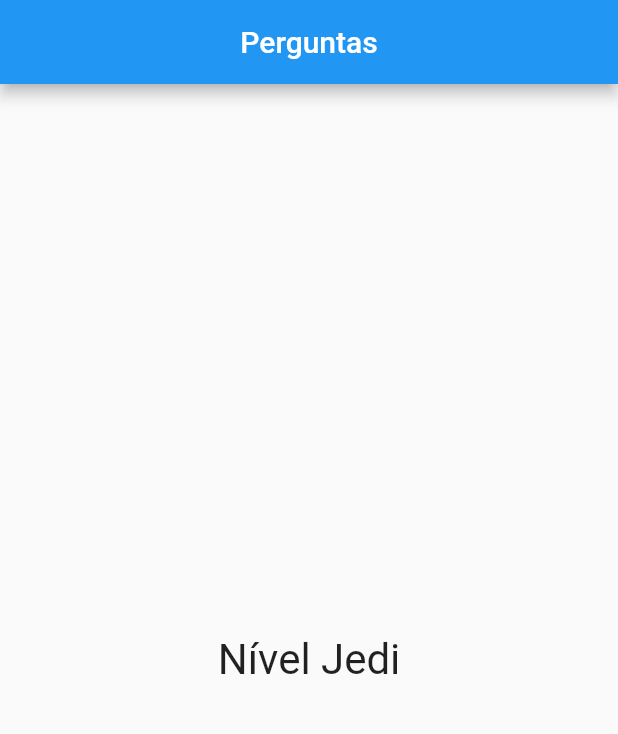
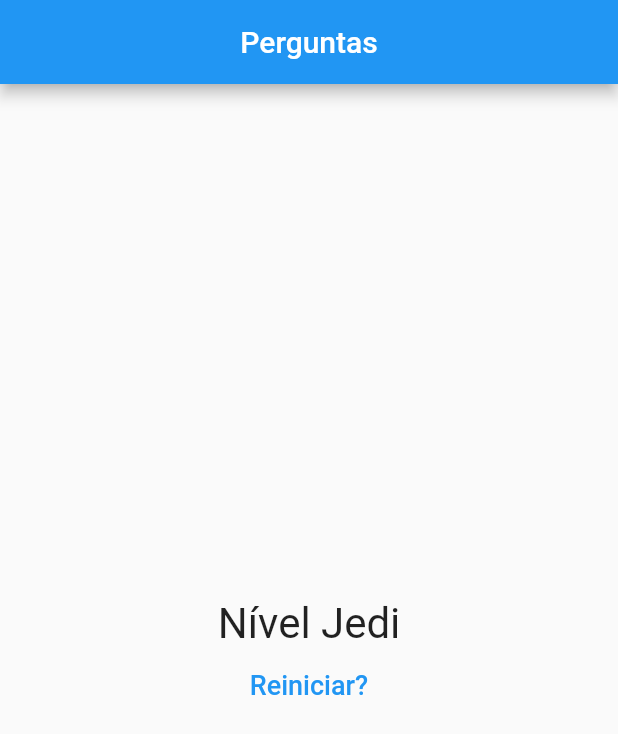
Before and after one commit to Souza83/projeto_perguntas, a Flutter app: the screen it shows after launch, after a tap on "Preto", after a tap on "Cobra", after a tap on "João", on a phone screen of 412 x 824 dp. Shown: the top 734 px of the screen. Run offline on Flutter 3.47's test engine with Material 2 defaults, Android fonts, the phone set to English and light mode, and no system bars.

Commit message:
Reiniciando Questionário.

```diff
--- a/lib/main.dart
+++ b/lib/main.dart
@@ -37,6 +37,7 @@ class _PerguntaAppState extends State<PerguntaApp> {
     },
   ];
 
+  //Função responder
   void _responder(int pontuacao) {
     if (temPerguntaSelecionada) {
       setState(() {
@@ -44,7 +45,14 @@ class _PerguntaAppState extends State<PerguntaApp> {
         _pontuacaoTotal += pontuacao;
       });
     }
-    print(_pontuacaoTotal);
+  }
+
+  //Função Reiniciar
+  void _reiniciarQuestionario() {
+    setState(() {
+      _perguntaSelecionada = 0;
+      _pontuacaoTotal = 0;
+    });
   }
 
   bool get temPerguntaSelecionada {
@@ -65,7 +73,7 @@ class _PerguntaAppState extends State<PerguntaApp> {
                 perguntaSelecionada: _perguntaSelecionada,
                 quandoResponder: _responder,
               )
-            : Resultado(_pontuacaoTotal), //
+            : Resultado(_pontuacaoTotal, _reiniciarQuestionario), //
       ),
     );
   }
--- a/lib/resultado.dart
+++ b/lib/resultado.dart
@@ -2,8 +2,9 @@ import 'package:flutter/material.dart';
 
 class Resultado extends StatelessWidget {
   final int pontuacao;
+  final void Function() quandoReiniciarQuestionario;
 
-  Resultado(this.pontuacao); //Construtor
+  Resultado(this.pontuacao, this.quandoReiniciarQuestionario); //Construtor
 
   String get fraseResultado {
     if (pontuacao < 8) {
@@ -17,11 +18,26 @@ class Resultado extends StatelessWidget {
 
   @override
   Widget build(BuildContext context) {
-    return Center(
-      child: Text(
-        fraseResultado,
-        style: TextStyle(fontSize: 28),
-      ),
+    return Column(
+      mainAxisAlignment: MainAxisAlignment.center,
+      children: <Widget>[
+        Center(
+          child: Text(
+            fraseResultado,
+            style: TextStyle(fontSize: 28),
+          ),
+        ),
+        TextButton(
+          child: Text(
+            'Reiniciar?',
+            style: TextStyle(
+              fontSize: 18,
+              color: Colors.blue,
+            ),
+          ),
+          onPressed: quandoReiniciarQuestionario,
+        )
+      ],
     );
   }
 }
```
